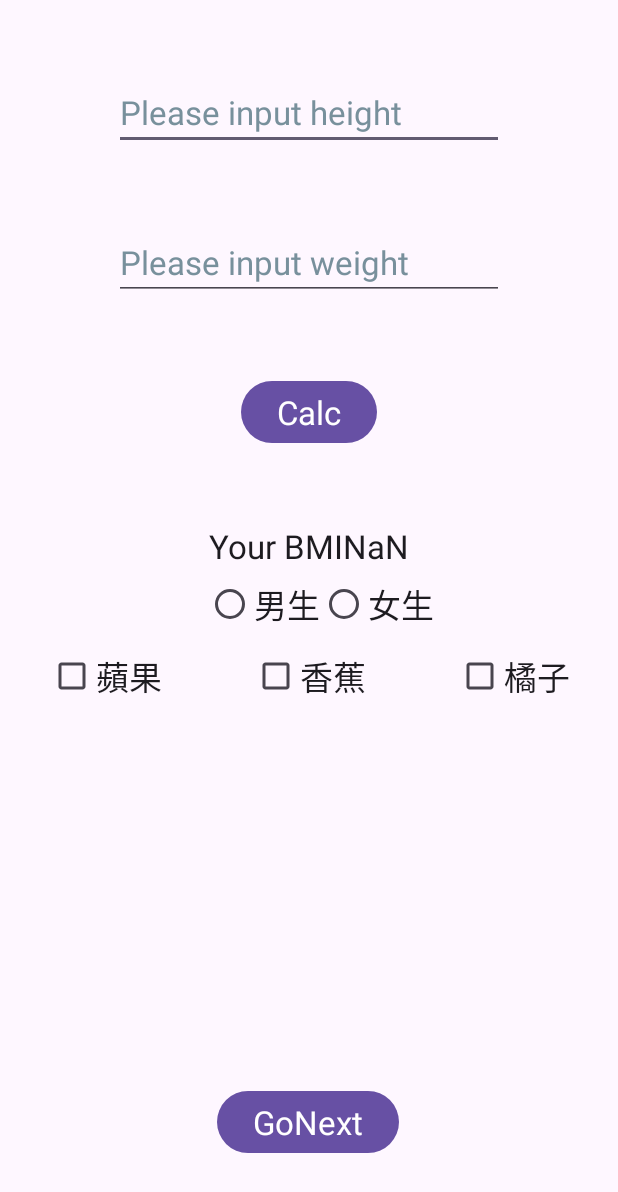
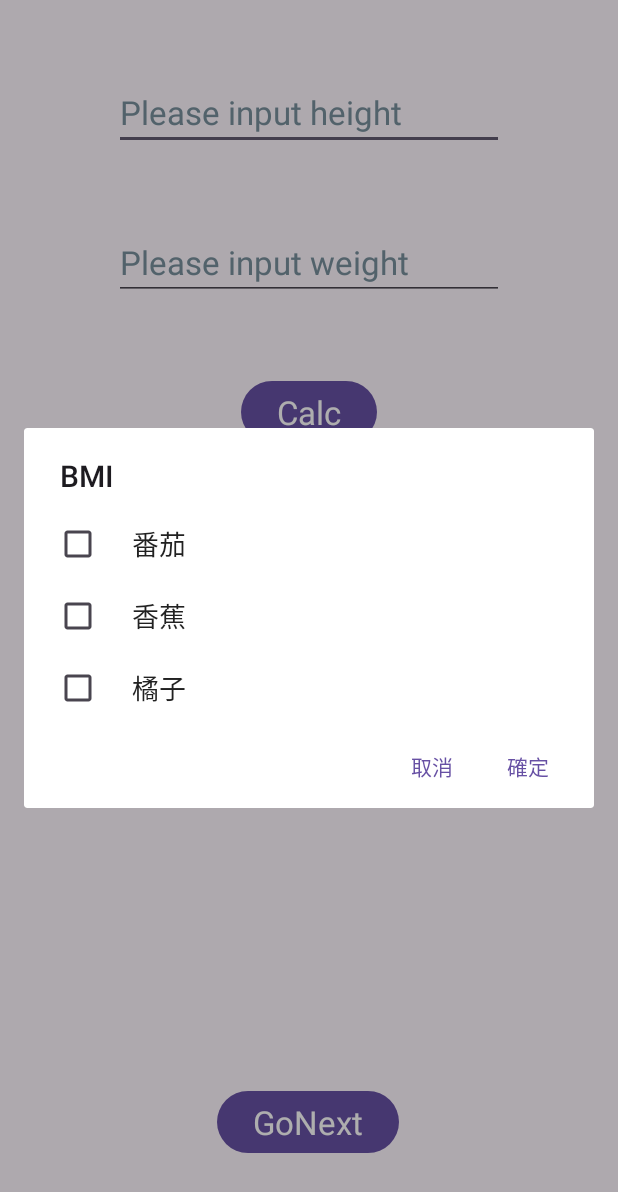
Before and after one commit to 111b13929/MyBMI_LIN, an Android app: the screen it shows after launch (MainActivity), after a tap on "Calc", on a phone screen of 412 x 824 dp. Shown: the top 1192 px of the screen. Run offline under Robolectric (Android 15) with nearby library versions, the phone set to English and light mode, and no system bars; 2 statements that could not run were skipped.

Commit message:
練習 Toast 和 AlterDialog和 練習 AlterDialog的單選與複選

```diff
--- a/app/src/main/java/com/example/mybmi/MainActivity.java
+++ b/app/src/main/java/com/example/mybmi/MainActivity.java
@@ -1,5 +1,6 @@
 package com.example.mybmi;
 
+import android.content.DialogInterface;
 import android.content.Intent;
 import android.os.Bundle;
 import android.view.View;
@@ -9,6 +10,9 @@ import android.widget.EditText;
 import android.widget.RadioButton;
 import android.widget.RadioGroup;
 import android.widget.TextView;
+import android.widget.Toast;
+
+import androidx.appcompat.app.AlertDialog;
 import androidx.appcompat.app.AppCompatActivity;
 
 import java.text.DecimalFormat;
@@ -18,19 +22,31 @@ public class MainActivity extends AppCompatActivity {
     private EditText height;
     private EditText weight;
     private TextView show;
-
     private RadioGroup rgSex;
     private RadioButton rbMale;
     private RadioButton rbFemale;
     private CheckBox apple;
     private CheckBox banana;
     private CheckBox orange;
+    private String[] sex = {"男生", "女生"};
+    private String[] fruits = {"番茄", "香蕉", "橘子"};
+    private boolean[] fruitsSelect = {false, false, false};
+    private int sexSelect = 0;
+
+
+
     @Override
     protected void onCreate(Bundle savedInstanceState) {
         super.onCreate(savedInstanceState);
         setContentView(R.layout.activity_main);
         findViews();
 
+        myListener();
+
+
+    }
+
+    private void myListener() {
         rgSex.setOnCheckedChangeListener((group, checkedId) -> {
             if (checkedId == R.id.rbMale){
                 show.setText("我是男生");
@@ -42,14 +58,12 @@ public class MainActivity extends AppCompatActivity {
         apple.setOnCheckedChangeListener((buttonView, isChecked) -> getFruits());
         banana.setOnCheckedChangeListener((buttonView, isChecked) -> getFruits());
         orange.setOnCheckedChangeListener((buttonView, isChecked) -> getFruits());
-
-
     }
 
     private void getFruits() {
         String msg ="";
         if (apple.isChecked()){
-            msg += "蘋果";
+            msg += "番茄";
         }
         if (banana.isChecked()){
             msg += "香蕉";
@@ -60,6 +74,48 @@ public class MainActivity extends AppCompatActivity {
         show.setText("我喜歡吃" + msg);
     }
 
+    public void showDialog(View view){
+        AlertDialog.Builder builder = new AlertDialog.Builder(this);
+        builder.setTitle("BMI");
+        double bmi = getBmi();
+        String result = getString(R.string.strShowbmi) + bmi;
+        //顯示訊息
+//        builder.setMessage(result);
+        //單選
+//        builder.setSingleChoiceItems(sex, sexSelect, new DialogInterface.OnClickListener() {
+//            @Override
+//            public void onClick(DialogInterface dialog, int which) {
+//                sexSelect = which;
+//            }
+//        });
+        builder.setMultiChoiceItems(fruits, fruitsSelect, new DialogInterface.OnMultiChoiceClickListener() {
+            @Override
+            public void onClick(DialogInterface dialog, int which, boolean isChecked) {
+                fruitsSelect[which] = isChecked;
+            }
+        });
+        builder.setPositiveButton("確定", new DialogInterface.OnClickListener() {
+            @Override
+            public void onClick(DialogInterface dialog, int which) {
+                Toast.makeText(MainActivity.this, sex[sexSelect], Toast.LENGTH_SHORT).show();
+            }
+        });
+        builder.setNegativeButton("取消", new DialogInterface.OnClickListener(){
+            @Override
+            public void onClick(DialogInterface dialog, int which) {
+                String msg = "";
+                for (int i = 0; i < fruitsSelect.length; i++){
+                    if (fruitsSelect[i]){
+                        msg += fruits[i];
+                    }
+                }
+                Toast.makeText(MainActivity.this, msg, Toast.LENGTH_SHORT).show();
+            }
+        });
+        builder.show();
+
+    }
+
     public void calcBMI(View view){
 
         double bmi = getBmi();
@@ -67,6 +123,9 @@ public class MainActivity extends AppCompatActivity {
         String result = getString(R.string.strShowbmi) + bmi;
 
         show.setText(result);
+
+        Toast.makeText(this, result, Toast.LENGTH_SHORT).show();
+
     }
 
     private double getBmi() {
--- a/app/src/main/res/layout/activity_main.xml
+++ b/app/src/main/res/layout/activity_main.xml
@@ -42,7 +42,7 @@
         android:layout_width="wrap_content"
         android:layout_height="wrap_content"
         android:layout_marginTop="50dp"
-        android:onClick="calcBMI"
+        android:onClick="showDialog"
         android:text="@string/strCalc"
         android:textAppearance="@style/TextAppearance.AppCompat.Large"
         app:layout_constraintEnd_toEndOf="parent"
@@ -105,7 +105,7 @@
         android:layout_width="wrap_content"
         android:layout_height="wrap_content"
         android:layout_marginStart="32dp"
-        android:text="蘋果"
+        android:text="番茄"
         android:textAppearance="@style/TextAppearance.AppCompat.Large"
         app:layout_constraintStart_toStartOf="parent"
         app:layout_constraintTop_toTopOf="@+id/cbBanana" />
```
